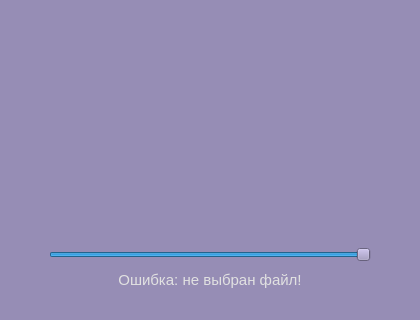
First picture: the form in resources/ui/MainWindow.ui, repository senatrkosarev/AudioPlayer, before the edit; both pictures show x 0 to 420 and y 220 to 540 of the 420 by 540 pixel window.
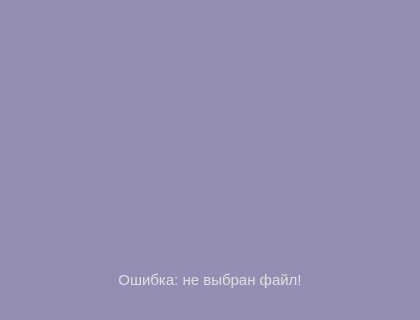
Second picture: the form after the edit. Icons and pictures are not drawn.

Commit message: Update volume slider

What changed in the file:
```diff
--- a/resources/ui/MainWindow.ui
+++ b/resources/ui/MainWindow.ui
@@ -336,15 +336,13 @@
        </spacer>
       </item>
       <item>
-       <widget class="QSlider" name="volume_slider">
-        <property name="sliderPosition">
-         <number>99</number>
+       <widget class="QPushButton" name="volume_button">
+        <property name="icon">
+         <iconset>
+          <normaloff>../icons/volume.svg</normaloff>../icons/volume.svg</iconset>
         </property>
-        <property name="orientation">
-         <enum>Qt::Horizontal</enum>
-        </property>
-        <property name="tickPosition">
-         <enum>QSlider::NoTicks</enum>
+        <property name="flat">
+         <bool>true</bool>
         </property>
        </widget>
       </item>
```
The commit also changes 3 other files.
